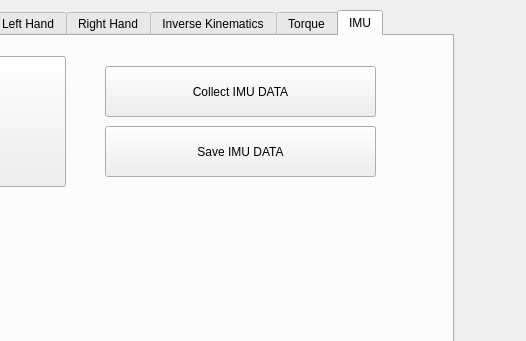
Qt form src/my_plugin.ui (Rayckey/XR1_vrep_ros) before a commit; both pictures show x 647 to 1173 and y 0 to 341 of the 1173 by 643 pixel window.
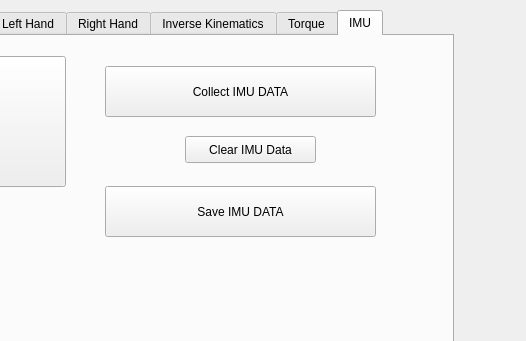
The same form after that commit. Custom widgets are drawn as their Qt base class.

What changed in the file:
```diff
--- a/src/my_plugin.ui
+++ b/src/my_plugin.ui
@@ -1900,7 +1900,7 @@
      <property name="geometry">
       <rect>
        <x>340</x>
-       <y>90</y>
+       <y>150</y>
        <width>271</width>
        <height>51</height>
       </rect>
@@ -1909,6 +1909,19 @@
       <string>Save IMU DATA</string>
      </property>
     </widget>
+    <widget class="QPushButton" name="ClearIMU">
+     <property name="geometry">
+      <rect>
+       <x>420</x>
+       <y>100</y>
+       <width>131</width>
+       <height>27</height>
+      </rect>
+     </property>
+     <property name="text">
+      <string>Clear IMU Data</string>
+     </property>
+    </widget>
    </widget>
   </widget>
   <widget class="QGroupBox" name="groupBox_5">
```
